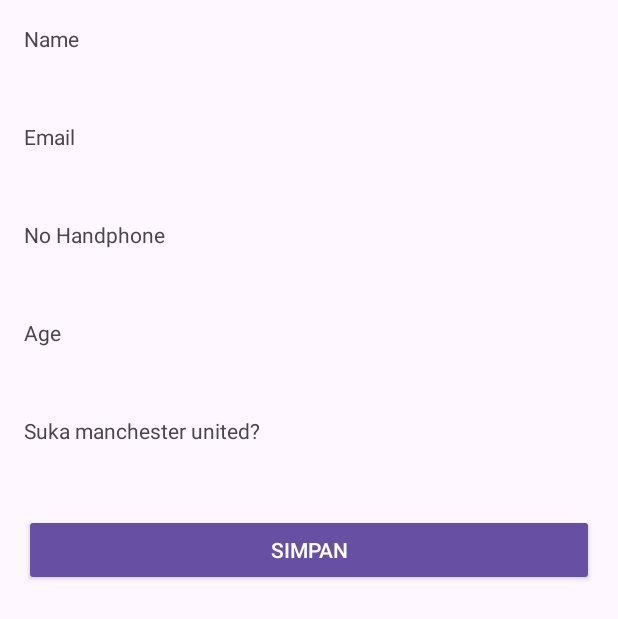
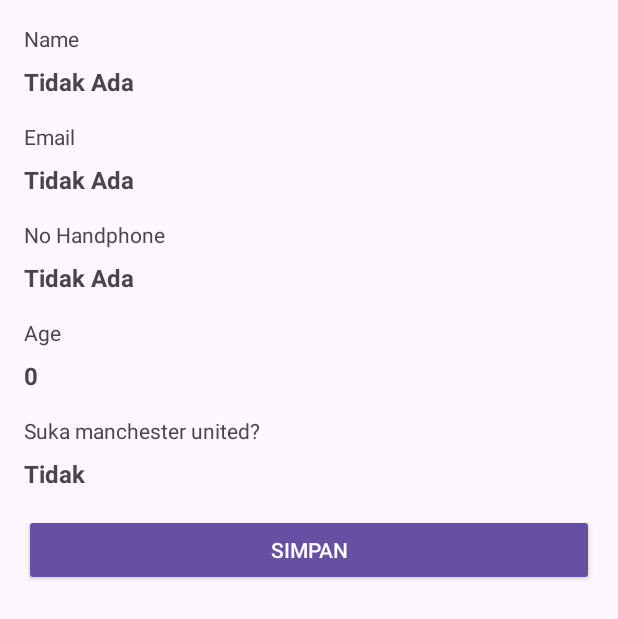
Before and after one commit to ilramdhan/MySharedPreferences, an Android app: the screen it shows after launch (MainActivity), on a phone screen of 412 x 824 dp. Shown: the top 619 px of the screen. Run offline under Robolectric (Android 15) with nearby library versions, the phone set to English and light mode, and no system bars.

Commit message:
Step 10 Done

```diff
--- a/app/build.gradle.kts
+++ b/app/build.gradle.kts
@@ -35,6 +35,10 @@ android {
     kotlinOptions {
         jvmTarget = "1.8"
     }
+
+    buildFeatures {
+        viewBinding = true
+    }
 }
 
 dependencies {
--- a/app/src/main/java/com/dicoding/mysharedpreferences/MainActivity.kt
+++ b/app/src/main/java/com/dicoding/mysharedpreferences/MainActivity.kt
@@ -2,10 +2,49 @@ package com.dicoding.mysharedpreferences
 
 import android.os.Bundle
 import androidx.appcompat.app.AppCompatActivity
+import com.dicoding.mysharedpreferences.databinding.ActivityMainBinding
 
 class MainActivity : AppCompatActivity() {
+    private lateinit var mUserPreference: UserPreference
+
+    private var isPreferenceEmpty = false
+    private lateinit var userModel: UserModel
+
+    private lateinit var binding: ActivityMainBinding
+
     override fun onCreate(savedInstanceState: Bundle?) {
         super.onCreate(savedInstanceState)
-        setContentView(R.layout.activity_main)
+        binding = ActivityMainBinding.inflate(layoutInflater)
+        setContentView(binding.root)
+
+        supportActionBar?.title = "My User Preference"
+        mUserPreference = UserPreference(this)
+        showExistingPreference()
     }
+
+    private fun showExistingPreference() {
+        userModel = mUserPreference.getUser()
+        populateView(userModel)
+        checkForm(userModel)
+    }
+    private fun populateView(userModel: UserModel) {
+        binding.tvName.text = if (userModel.name.toString().isEmpty()) "Tidak Ada" else userModel.name
+        binding.tvAge.text = userModel.age.toString().ifEmpty { "Tidak Ada" }
+        binding.tvIsLoveMu.text = if (userModel.isLove) "Ya" else "Tidak"
+        binding.tvEmail.text = if (userModel.email.toString().isEmpty()) "Tidak Ada" else userModel.email
+        binding.tvPhone.text = if (userModel.phoneNumber.toString().isEmpty()) "Tidak Ada" else userModel.phoneNumber
+    }
+    private fun checkForm(userModel: UserModel) {
+        when {
+            userModel.name.toString().isNotEmpty() -> {
+                binding.btnSave.text = getString(R.string.change)
+                isPreferenceEmpty = false
+            }
+            else -> {
+                binding.btnSave.text = getString(R.string.save)
+                isPreferenceEmpty = true
+            }
+        }
+    }
+
 }
```
Also changed, not shown: app/src/main/java/com/dicoding/mysharedpreferences/FormUserPreferenceActivity.kt (+136 -2 lines).
